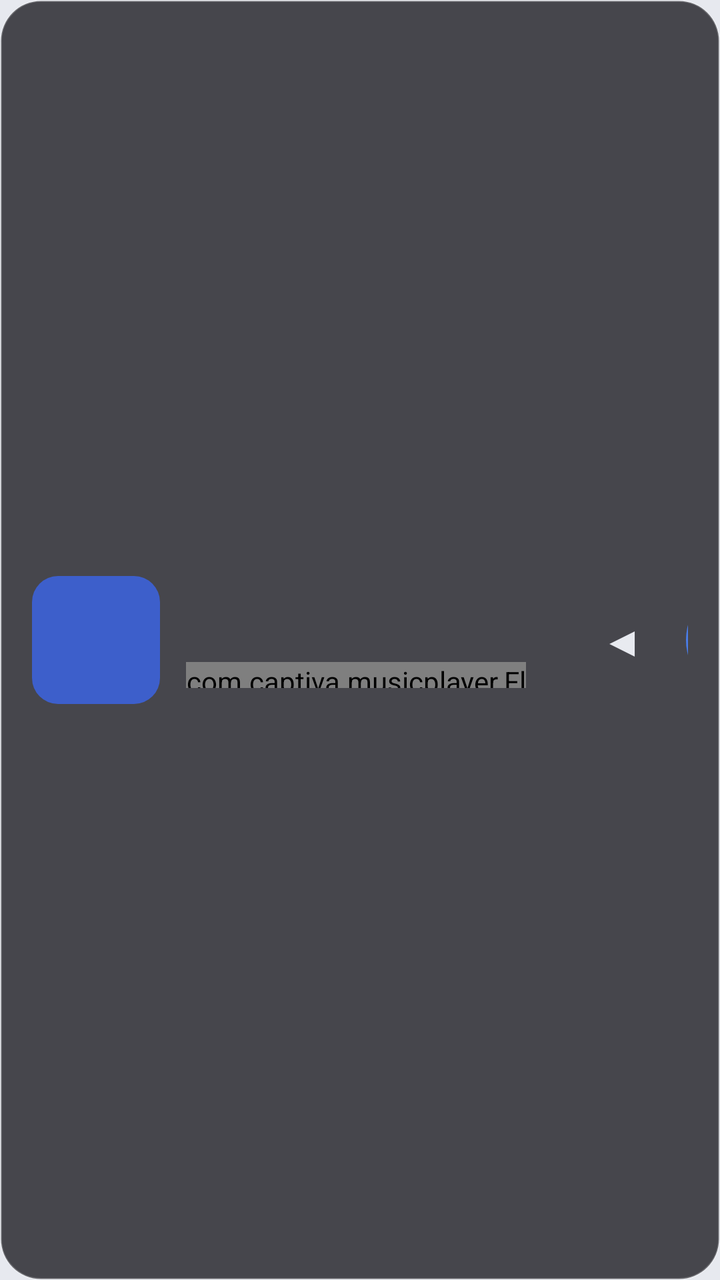
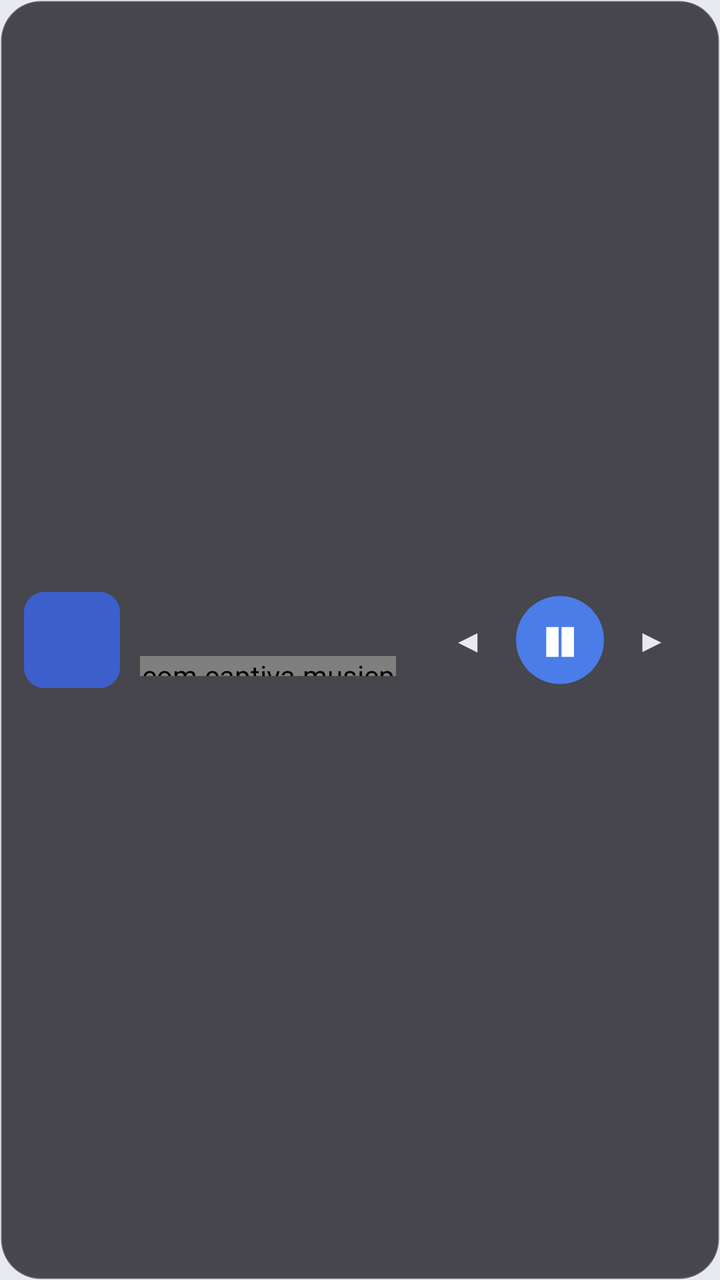

The first picture is an Android layout as it rendered before a commit; the second is the same layout after the commit. The layout source and the unified diff follow.
<!-- AndroidManifest.xml: application theme Theme.CaptivaMusic -->
<!-- res/layout/float_control.xml -->
<?xml version="1.0" encoding="utf-8"?>
<LinearLayout xmlns:android="http://schemas.android.com/apk/res/android"
    android:layout_width="wrap_content"
    android:layout_height="wrap_content"
    android:orientation="horizontal"
    android:gravity="center_vertical"
    android:background="@drawable/bg_float_control"
    android:paddingLeft="16dp"
    android:paddingRight="16dp"
    android:paddingTop="13dp"
    android:paddingBottom="13dp">

    
    <ImageView
        android:id="@+id/float_cover"
        android:layout_width="64dp"
        android:layout_height="64dp"
        android:scaleType="centerCrop"
        android:background="@drawable/bg_float_cover"
        android:contentDescription="封面" />

    
    <LinearLayout
        android:id="@+id/float_text_area"
        android:layout_width="170dp"
        android:layout_height="wrap_content"
        android:layout_marginLeft="13dp"
        android:layout_marginRight="19dp"
        android:orientation="vertical">

        <TextView
            android:id="@+id/float_title"
            android:layout_width="match_parent"
            android:layout_height="wrap_content"
            android:singleLine="true"
            android:ellipsize="marquee"
            android:marqueeRepeatLimit="marquee_forever"
            android:textColor="#FFFFFF"
            android:textSize="20sp" />

        <com.captiva.musicplayer.FloatProgressView
            android:id="@+id/float_progress"
            android:layout_width="match_parent"
            android:layout_height="13dp"
            android:layout_marginTop="8dp" />
    </LinearLayout>

    
    <TextView
        android:id="@+id/float_prev"
        android:layout_width="58dp"
        android:layout_height="64dp"
        android:gravity="center"
        android:text="◀"
        android:textColor="#E8EAF0"
        android:textSize="21sp" />

    <TextView
        android:id="@+id/float_toggle"
        android:layout_width="58dp"
        android:layout_height="58dp"
        android:layout_marginLeft="3dp"
        android:layout_marginRight="3dp"
        android:gravity="center"
        android:background="@drawable/bg_float_toggle"
        android:text="❚❚"
        android:textColor="#FFFFFF"
        android:textSize="21sp" />

    <TextView
        android:id="@+id/float_next"
        android:layout_width="58dp"
        android:layout_height="64dp"
        android:gravity="center"
        android:text="▶"
        android:textColor="#E8EAF0"
        android:textSize="21sp" />

</LinearLayout>
<!-- resources referenced by this layout -->
<resources>
  <!-- drawable bg_float_control (drawable) -->
  <?xml version="1.0" encoding="utf-8"?>
  <shape xmlns:android="http://schemas.android.com/apk/res/android"
      android:shape="rectangle">
      <solid android:color="#CC1E1E24" />
      <corners android:radius="20dp" />
      <stroke
          android:width="1dp"
          android:color="#33FFFFFF" />
  </shape>
  <!-- drawable bg_float_cover (drawable) -->
  <?xml version="1.0" encoding="utf-8"?>
  <shape xmlns:android="http://schemas.android.com/apk/res/android"
      android:shape="rectangle">
      <solid android:color="#3D5FCB" />
      <corners android:radius="13dp" />
  </shape>
  <!-- drawable bg_float_toggle (drawable) -->
  <?xml version="1.0" encoding="utf-8"?>
  <shape xmlns:android="http://schemas.android.com/apk/res/android"
      android:shape="oval">
      <solid android:color="#4A7DE8" />
  </shape>
  <style name="Theme.CaptivaMusic" parent="Theme.AppCompat.DayNight.NoActionBar">
          <item name="colorPrimary">@color/accent</item>
          <item name="colorPrimaryDark">@color/bg_title_bar</item>
          <item name="colorAccent">@color/accent</item>
          <item name="android:windowBackground">@color/bg_main</item>
          <item name="android:statusBarColor">@color/bg_title_bar</item>
          <item name="android:textColorPrimary">@color/text_primary</item>
          
          <item name="android:windowFullscreen">true</item>
          <item name="android:windowNoTitle">true</item>
          
          <item name="android:windowAnimationStyle">@style/NoAnimation</item>
      </style>
  <color name="accent">#0288D1</color>
  <color name="bg_title_bar">#EDEFF4</color>
  <color name="bg_main">#E7E9EF</color>
  <color name="text_primary">#1A1D26</color>
  <style name="NoAnimation" parent="@android:style/Animation.Activity">
          <item name="android:activityOpenEnterAnimation">@null</item>
          <item name="android:activityOpenExitAnimation">@null</item>
          <item name="android:activityCloseEnterAnimation">@null</item>
          <item name="android:activityCloseExitAnimation">@null</item>
          <item name="android:taskOpenEnterAnimation">@null</item>
          <item name="android:taskOpenExitAnimation">@null</item>
          <item name="android:taskCloseEnterAnimation">@null</item>
          <item name="android:taskCloseExitAnimation">@null</item>
          <item name="android:taskToFrontEnterAnimation">@null</item>
          <item name="android:taskToFrontExitAnimation">@null</item>
          <item name="android:taskToBackEnterAnimation">@null</item>
          <item name="android:taskToBackExitAnimation">@null</item>
      </style>
</resources>

<!-- the commit's change to res/layout/float_control.xml (unified diff, before → after) -->
@@ -5,16 +5,16 @@
     android:orientation="horizontal"
     android:gravity="center_vertical"
     android:background="@drawable/bg_float_control"
-    android:paddingLeft="16dp"
-    android:paddingRight="16dp"
-    android:paddingTop="13dp"
-    android:paddingBottom="13dp">
+    android:paddingLeft="12dp"
+    android:paddingRight="12dp"
+    android:paddingTop="10dp"
+    android:paddingBottom="10dp">
 
     
     <ImageView
         android:id="@+id/float_cover"
-        android:layout_width="64dp"
-        android:layout_height="64dp"
+        android:layout_width="48dp"
+        android:layout_height="48dp"
         android:scaleType="centerCrop"
         android:background="@drawable/bg_float_cover"
         android:contentDescription="封面" />
@@ -22,10 +22,10 @@
     
     <LinearLayout
         android:id="@+id/float_text_area"
-        android:layout_width="170dp"
+        android:layout_width="128dp"
         android:layout_height="wrap_content"
-        android:layout_marginLeft="13dp"
-        android:layout_marginRight="19dp"
+        android:layout_marginLeft="10dp"
+        android:layout_marginRight="14dp"
         android:orientation="vertical">
 
         <TextView
@@ -36,44 +36,44 @@
             android:ellipsize="marquee"
             android:marqueeRepeatLimit="marquee_forever"
             android:textColor="#FFFFFF"
-            android:textSize="20sp" />
+            android:textSize="15sp" />
 
         <com.captiva.musicplayer.FloatProgressView
             android:id="@+id/float_progress"
             android:layout_width="match_parent"
-            android:layout_height="13dp"
-            android:layout_marginTop="8dp" />
+            android:layout_height="10dp"
+            android:layout_marginTop="6dp" />
     </LinearLayout>
 
     
     <TextView
         android:id="@+id/float_prev"
-        android:layout_width="58dp"
-        android:layout_height="64dp"
+        android:layout_width="44dp"
+        android:layout_height="48dp"
         android:gravity="center"
         android:text="◀"
         android:textColor="#E8EAF0"
-        android:textSize="21sp" />
+        android:textSize="16sp" />
 
     <TextView
         android:id="@+id/float_toggle"
-        android:layout_width="58dp"
-        android:layout_height="58dp"
-        android:layout_marginLeft="3dp"
-        android:layout_marginRight="3dp"
+        android:layout_width="44dp"
+        android:layout_height="44dp"
+        android:layout_marginLeft="2dp"
+        android:layout_marginRight="2dp"
         android:gravity="center"
         android:background="@drawable/bg_float_toggle"
         android:text="❚❚"
         android:textColor="#FFFFFF"
-        android:textSize="21sp" />
+        android:textSize="16sp" />
 
     <TextView
         android:id="@+id/float_next"
-        android:layout_width="58dp"
-        android:layout_height="64dp"
+        android:layout_width="44dp"
+        android:layout_height="48dp"
         android:gravity="center"
         android:text="▶"
         android:textColor="#E8EAF0"
-        android:textSize="21sp" />
+        android:textSize="16sp" />
 
 </LinearLayout>
<!-- resource entries referenced after the edit -->
@@ -15,7 +15,7 @@
   <shape xmlns:android="http://schemas.android.com/apk/res/android"
       android:shape="rectangle">
       <solid android:color="#3D5FCB" />
-      <corners android:radius="13dp" />
+      <corners android:radius="10dp" />
   </shape>
   <!-- drawable bg_float_toggle (drawable) -->
   <?xml version="1.0" encoding="utf-8"?>
